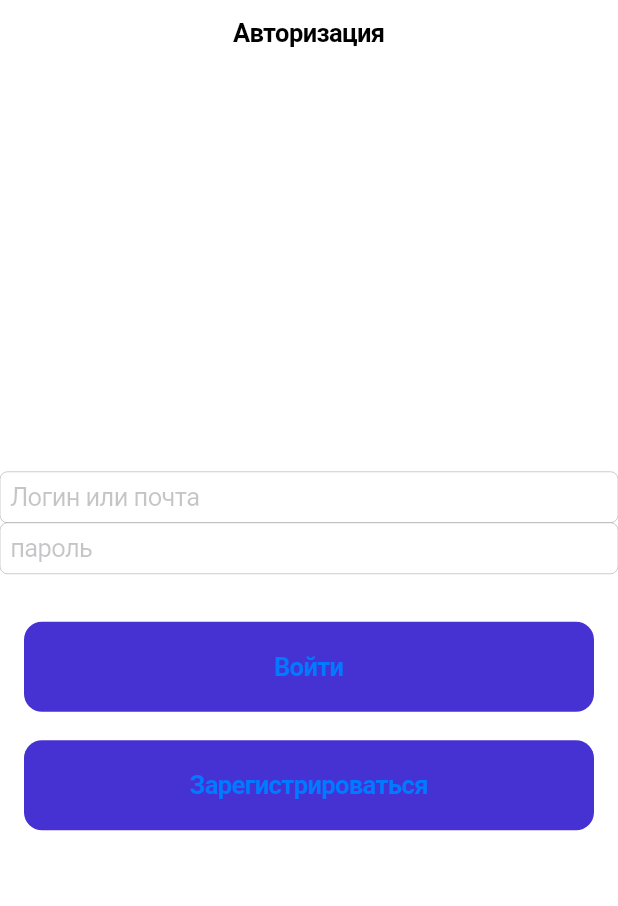
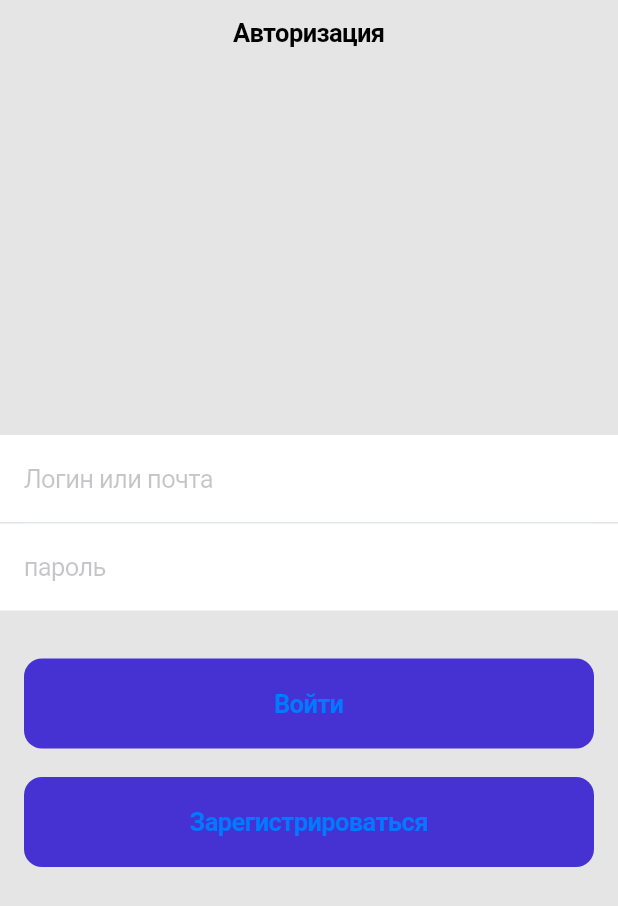
Before and after one commit to Bubble7777/codeunion, a Flutter app: the screen it shows after launch, on a phone screen of 412 x 824 dp. Shown: the top 906 px of the screen. Run offline on Flutter 3.47's test engine with Material 2 defaults, Android fonts, the phone set to English and light mode, and no system bars.

Commit message:
add style, colors, container for Auth

```diff
--- a/lib/src/screens/auth/auth_screen.dart
+++ b/lib/src/screens/auth/auth_screen.dart
@@ -6,7 +6,10 @@ class AuthScreen extends StatelessWidget {
   @override
   Widget build(BuildContext context) {
     return CupertinoPageScaffold(
+      backgroundColor: Color(0xFFE5E5E5),
       navigationBar: CupertinoNavigationBar(
+        backgroundColor: CupertinoColors.white,
+        border: Border(),
         middle: Text('Авторизация'),
       ),
       child: SafeArea(
@@ -15,9 +18,30 @@ class AuthScreen extends StatelessWidget {
           mainAxisAlignment: MainAxisAlignment.center,
           children: [
             CupertinoTextField(
+              padding: EdgeInsets.symmetric(
+                vertical: 19.0,
+                horizontal: 16.0,
+              ),
+              decoration: BoxDecoration(
+                border: Border(),
+                color: CupertinoColors.white,
+              ),
               placeholder: "Логин или почта",
             ),
+            Container(
+              height: 1.0,
+              margin: const EdgeInsets.symmetric(horizontal: 16.0),
+              color: Color(0xFFE0E6ED),
+            ),
             CupertinoTextField(
+              decoration: BoxDecoration(
+                border: Border(),
+                color: CupertinoColors.white,
+              ),
+              padding: EdgeInsets.symmetric(
+                vertical: 19.0,
+                horizontal: 16.0,
+              ),
               placeholder: "пароль",
             ),
             SizedBox(
```
